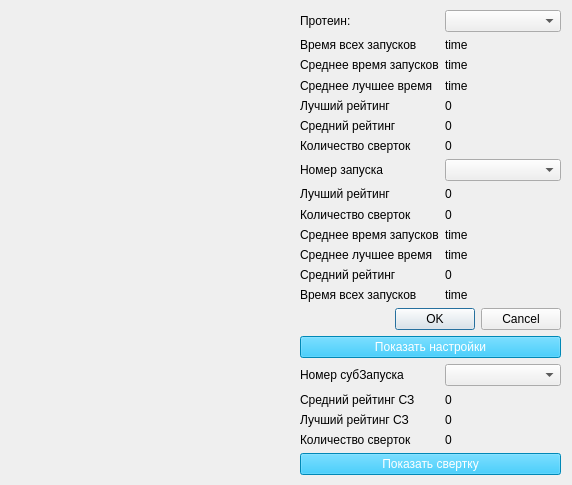
Qt form scene/resultform.ui (Gid32/ProteinFolding) before a commit.
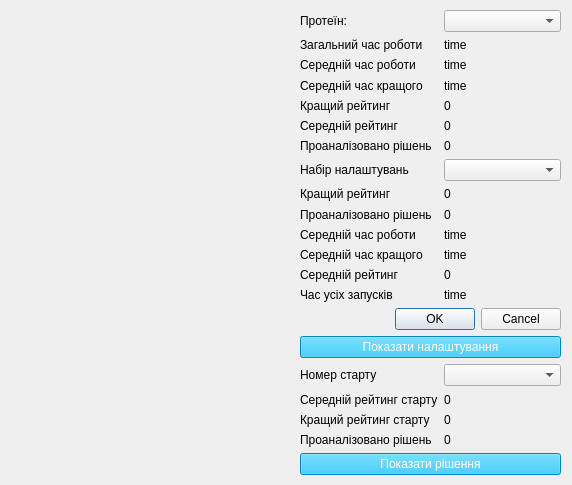
The same form after that commit.

What changed in the file:
```diff
--- a/scene/resultform.ui
+++ b/scene/resultform.ui
@@ -43,7 +43,7 @@
     <item row="5" column="0">
      <widget class="QLabel" name="averageResultL">
       <property name="text">
-       <string>Средний рейтинг</string>
+       <string>Середній рейтинг</string>
       </property>
      </widget>
     </item>
@@ -57,7 +57,7 @@
     <item row="1" column="0">
      <widget class="QLabel" name="allTimeL">
       <property name="text">
-       <string>Время всех запусков</string>
+       <string>Загальний час роботи</string>
       </property>
      </widget>
     </item>
@@ -67,7 +67,7 @@
     <item row="2" column="0">
      <widget class="QLabel" name="averageTimeL">
       <property name="text">
-       <string>Среднее время запусков</string>
+       <string>Середній час роботи</string>
       </property>
      </widget>
     </item>
@@ -81,7 +81,7 @@
     <item row="0" column="0">
      <widget class="QLabel" name="proteinL">
       <property name="text">
-       <string>Протеин:</string>
+       <string>Протеїн:</string>
       </property>
      </widget>
     </item>
@@ -95,7 +95,7 @@
     <item row="3" column="0">
      <widget class="QLabel" name="averageTimeBestL">
       <property name="text">
-       <string>Среднее лучшее время</string>
+       <string>Середній час кращого</string>
       </property>
      </widget>
     </item>
@@ -109,14 +109,14 @@
     <item row="4" column="0">
      <widget class="QLabel" name="bestResultL">
       <property name="text">
-       <string>Лучший рейтинг</string>
+       <string>Кращий рейтинг</string>
       </property>
      </widget>
     </item>
     <item row="10" column="0">
      <widget class="QLabel" name="averageTimeL_2">
       <property name="text">
-       <string>Среднее время запусков</string>
+       <string>Середній час роботи</string>
       </property>
      </widget>
     </item>
@@ -130,28 +130,28 @@
     <item row="8" column="0">
      <widget class="QLabel" name="bestResultL_2">
       <property name="text">
-       <string>Лучший рейтинг</string>
+       <string>Кращий рейтинг</string>
       </property>
      </widget>
     </item>
     <item row="6" column="0">
      <widget class="QLabel" name="countConvolutionL">
       <property name="text">
-       <string>Количество сверток</string>
+       <string>Проаналізовано рішень</string>
       </property>
      </widget>
     </item>
     <item row="9" column="0">
      <widget class="QLabel" name="countConvolutionL_2">
       <property name="text">
-       <string>Количество сверток</string>
+       <string>Проаналізовано рішень</string>
       </property>
      </widget>
     </item>
     <item row="15" column="0">
      <widget class="QLabel" name="averageResultL_2">
       <property name="text">
-       <string>Средний рейтинг</string>
+       <string>Середній рейтинг</string>
       </property>
      </widget>
     </item>
@@ -165,7 +165,7 @@
     <item row="16" column="0">
      <widget class="QLabel" name="allTimeL_2">
       <property name="text">
-       <string>Время всех запусков</string>
+       <string>Час усіх запусків</string>
       </property>
      </widget>
     </item>
@@ -182,7 +182,7 @@
     <item row="7" column="0">
      <widget class="QLabel" name="launchNumberL">
       <property name="text">
-       <string>Номер запуска</string>
+       <string>Набір налаштувань</string>
       </property>
      </widget>
     </item>
@@ -202,21 +202,21 @@
        <string notr="true">color:white;background-color:#00BFFF;font-size:12px</string>
       </property>
       <property name="text">
-       <string>Показать настройки</string>
+       <string>Показати налаштування</string>
       </property>
      </widget>
     </item>
     <item row="20" column="0">
      <widget class="QLabel" name="subAverageResultL">
       <property name="text">
-       <string>Средний рейтинг СЗ</string>
+       <string>Середній рейтинг старту</string>
       </property>
      </widget>
     </item>
     <item row="19" column="0">
      <widget class="QLabel" name="subLaunchNumberL">
       <property name="text">
-       <string>Номер субЗапуска</string>
+       <string>Номер старту</string>
       </property>
      </widget>
     </item>
@@ -233,7 +233,7 @@
     <item row="21" column="0">
      <widget class="QLabel" name="subBestResultL">
       <property name="text">
-       <string>Лучший рейтинг СЗ</string>
+       <string>Кращий рейтинг старту</string>
       </property>
      </widget>
     </item>
@@ -247,7 +247,7 @@
     <item row="22" column="0">
      <widget class="QLabel" name="subCountConvolutionL">
       <property name="text">
-       <string>Количество сверток</string>
+       <string>Проаналізовано рішень</string>
       </property>
      </widget>
     </item>
@@ -278,14 +278,14 @@
        <string notr="true">color:white;background-color:#00BFFF;font-size:12px</string>
       </property>
       <property name="text">
-       <string>Показать свертку</string>
+       <string>Показати рішення</string>
       </property>
      </widget>
     </item>
     <item row="12" column="0">
      <widget class="QLabel" name="averageTimeBestL_2">
       <property name="text">
-       <string>Среднее лучшее время</string>
+       <string>Середній час кращого</string>
       </property>
      </widget>
     </item>
```
Left out of the diff: 2 changed lines with no effect on the pictures.
